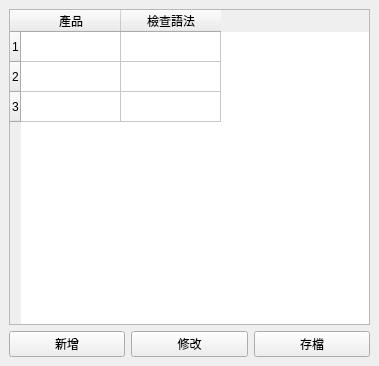
Old version of the form GUI/Ui_chk_con.ui in the repository jack850129/test_2023.
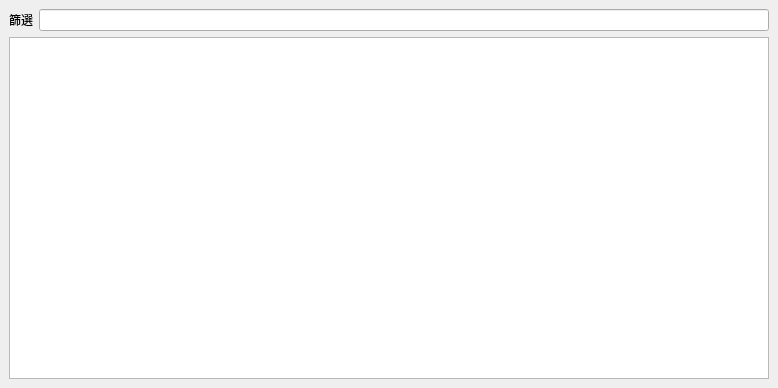
New version of the form.

Diff of the .ui file:
```diff
--- a/GUI/Ui_chk_con.ui
+++ b/GUI/Ui_chk_con.ui
@@ -6,8 +6,8 @@
    <rect>
     <x>0</x>
     <y>0</y>
-    <width>379</width>
-    <height>366</height>
+    <width>778</width>
+    <height>388</height>
    </rect>
   </property>
   <property name="windowTitle">
@@ -17,60 +17,36 @@
    <layout class="QHBoxLayout" name="horizontalLayout_2">
     <item>
      <layout class="QVBoxLayout" name="verticalLayout">
-      <item>
-       <widget class="QTableWidget" name="tableWidget">
-        <row>
-         <property name="text">
-          <string>1</string>
-         </property>
-        </row>
-        <row>
-         <property name="text">
-          <string>2</string>
-         </property>
-        </row>
-        <row>
-         <property name="text">
-          <string>3</string>
-         </property>
-        </row>
-        <column>
-         <property name="text">
-          <string>產品</string>
-         </property>
-        </column>
-        <column>
-         <property name="text">
-          <string>檢查語法</string>
-         </property>
-        </column>
-       </widget>
-      </item>
       <item>
        <layout class="QHBoxLayout" name="horizontalLayout">
         <item>
-         <widget class="QPushButton" name="pushButton">
+         <widget class="QLabel" name="label">
           <property name="text">
-           <string>新增</string>
+           <string>篩選</string>
           </property>
          </widget>
         </item>
         <item>
-         <widget class="QPushButton" name="pushButton_2">
-          <property name="text">
-           <string>修改</string>
-          </property>
-         </widget>
-        </item>
-        <item>
-         <widget class="QPushButton" name="pushButton_3">
-          <property name="text">
-           <string>存檔</string>
-          </property>
-         </widget>
+         <widget class="QLineEdit" name="lineEdit"/>
         </item>
        </layout>
       </item>
+      <item>
+       <widget class="QTableView" name="tableView">
+        <property name="sortingEnabled">
+         <bool>true</bool>
+        </property>
+        <attribute name="horizontalHeaderHighlightSections">
+         <bool>false</bool>
+        </attribute>
+        <attribute name="verticalHeaderVisible">
+         <bool>true</bool>
+        </attribute>
+        <attribute name="verticalHeaderCascadingSectionResizes">
+         <bool>false</bool>
+        </attribute>
+       </widget>
+      </item>
      </layout>
     </item>
    </layout>
```
